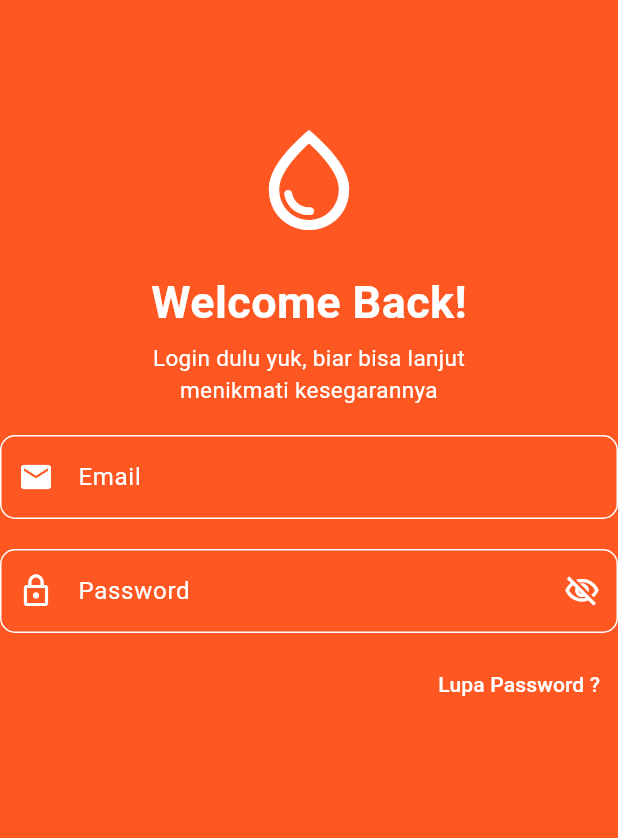
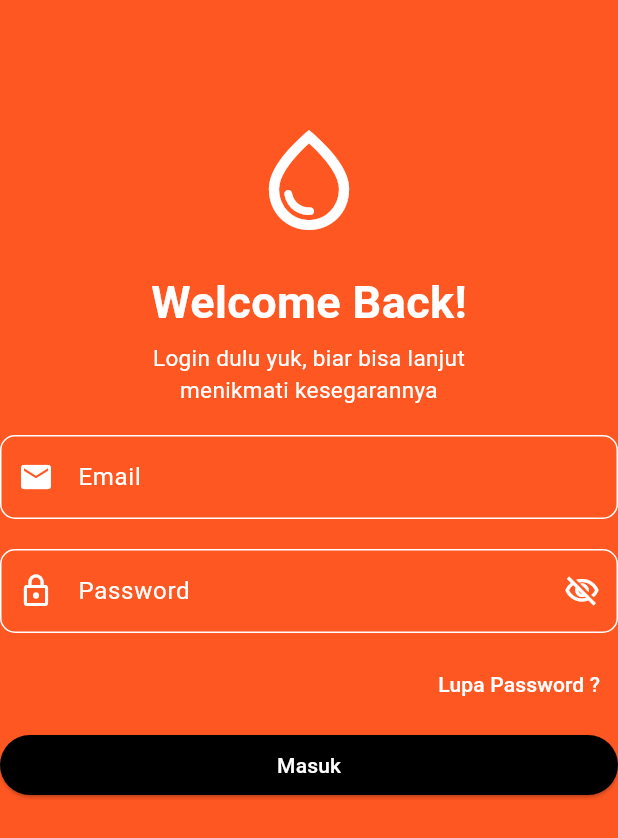
Before and after one commit to AbdulReyza/KB1179-1123150072-uts, a Flutter app: the Login screen opened directly, on a phone screen of 412 x 824 dp. Shown: the top 838 px of the screen. Run offline on Flutter 3.47's test engine with Material 3 defaults, Android fonts, the light colour scheme and no system bars.

Commit message:
buat button masuk

```diff
--- a/lib/login/login.dart
+++ b/lib/login/login.dart
@@ -125,6 +125,25 @@ class Login extends StatelessWidget {
                       ),
                     ),
                   ),
+                  SizedBox(height: 10,),
+                  Container(
+                    child: SizedBox(
+                      height: 40,
+                      width: double.infinity,
+                      child: ElevatedButton(
+                        onPressed: (){
+                        },
+                        style: ElevatedButton.styleFrom(
+                          backgroundColor: Colors.black,
+                        ),
+                        child: Text('Masuk',
+                        style: TextStyle(
+                          color: Colors.white
+                        ),
+                        ),
+                      ),
+                    ),
+                  ),
                 ],
               ),
             ),
```
